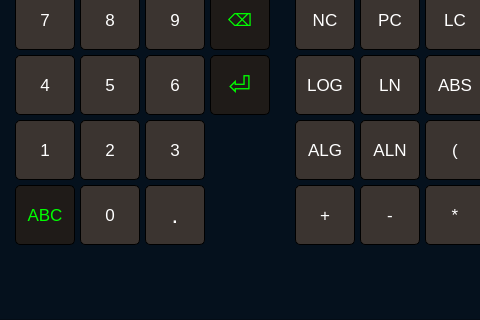
Qt form keyboard.ui (srikrishnan90/ELISAREADER) before a commit; both pictures show x 125 to 605 and y 160 to 480 of the 800 by 480 pixel window.
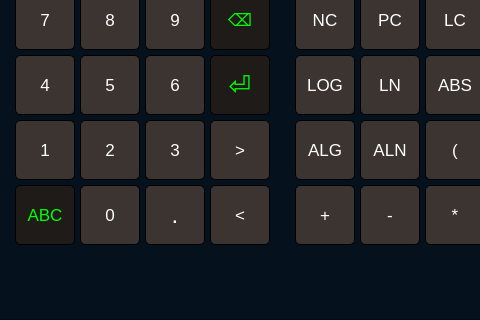
The same form after that commit. The open tabs and pages were chosen to show the change.

```diff
--- a/keyboard.ui
+++ b/keyboard.ui
@@ -4325,6 +4325,66 @@
        <string>/</string>
       </property>
      </widget>
+     <widget class="QPushButton" name="pushButton_142">
+      <property name="geometry">
+       <rect>
+        <x>335</x>
+        <y>215</y>
+        <width>60</width>
+        <height>60</height>
+       </rect>
+      </property>
+      <property name="font">
+       <font>
+        <pointsize>13</pointsize>
+       </font>
+      </property>
+      <property name="styleSheet">
+       <string notr="true">QPushButton:pressed {
+    background-color: qlineargradient(spread:pad, x1:0, y1:0, x2:0, y2:1,   stop:0 rgba(60, 186, 162, 255), stop:1 rgba(98, 211, 162, 255))
+}
+QPushButton {
+     background-color:rgb(59,52,48); border: 1px solid black;
+     border-radius: 5px;
+color:rgb(255, 255, 255);
+}</string>
+      </property>
+      <property name="text">
+       <string>&lt;</string>
+      </property>
+     </widget>
+     <widget class="QPushButton" name="pushButton_135">
+      <property name="geometry">
+       <rect>
+        <x>335</x>
+        <y>150</y>
+        <width>60</width>
+        <height>60</height>
+       </rect>
+      </property>
+      <property name="font">
+       <font>
+        <pointsize>13</pointsize>
+       </font>
+      </property>
+      <property name="styleSheet">
+       <string notr="true">QPushButton:pressed {
+    background-color: qlineargradient(spread:pad, x1:0, y1:0, x2:0, y2:1,   stop:0 rgba(60, 186, 162, 255), stop:1 rgba(98, 211, 162, 255))
+}
+QPushButton {
+     background-color:rgb(59,52,48); border: 1px solid black;
+     border-radius: 5px;
+color:rgb(255, 255, 255);
+}
+
+QPushButton:disabled {
+    background-color: rgb(170, 170, 127)
+}</string>
+      </property>
+      <property name="text">
+       <string>&gt;</string>
+      </property>
+     </widget>
     </widget>
    </widget>
   </widget>
```
Left out of the diff: 2 changed lines with no effect on the pictures.
